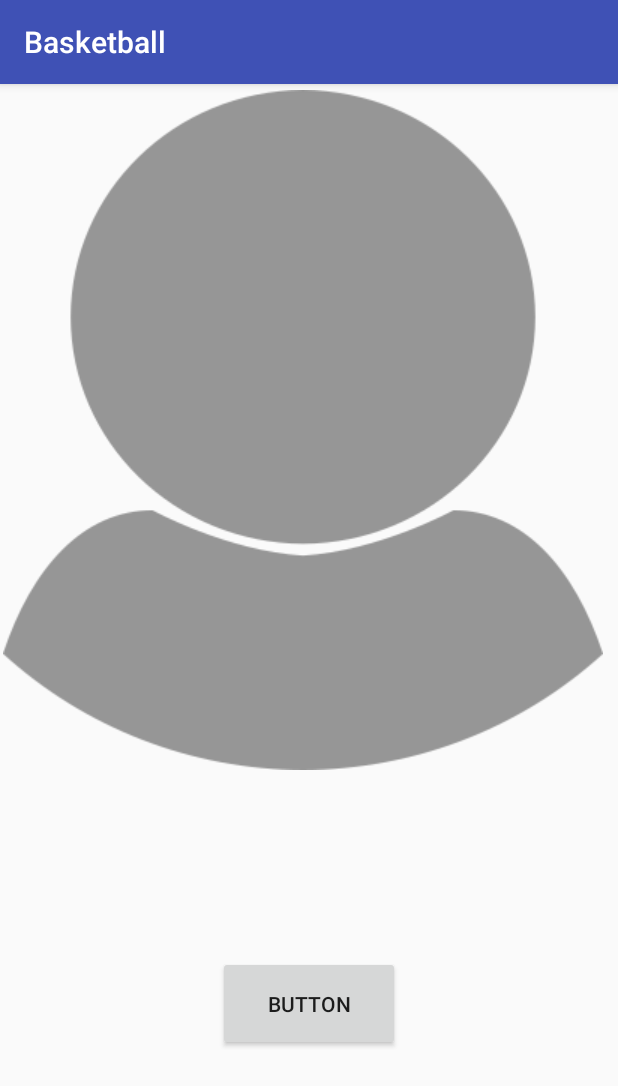
After one commit to xenioPL/MDCG, an Android app: the PhotoActivity screen opened directly, with no data from a screen before it, on a phone screen of 412 x 824 dp. The commit adds this screen. Shown: the top 1086 px of the screen. Run offline under Robolectric (Android 15) with nearby library versions, the phone set to English and light mode, and no system bars; our stand-ins replace Firebase (no records; nobody signed in at launch, a user with empty details on screens opened directly).

Commit message:
Photo Development

```diff
--- a/app/build.gradle
+++ b/app/build.gradle
@@ -28,6 +28,8 @@ dependencies {
     androidTestImplementation 'com.android.support.test.espresso:espresso-core:3.0.1'
     api "com.google.firebase:firebase-auth:15.0.0"
     api 'com.google.firebase:firebase-database:15.0.0'
+    api 'com.google.firebase:firebase-storage:15.0.0'
+
 
 
     api 'devlight.io:navigationtabbar:1.2.5'
--- a/app/src/main/java/com/basketball/mdgc/basketball/LoginActivity.java
+++ b/app/src/main/java/com/basketball/mdgc/basketball/LoginActivity.java
@@ -27,7 +27,6 @@ public class LoginActivity extends AppCompatActivity {
     protected void onCreate(Bundle savedInstanceState) {
         super.onCreate(savedInstanceState);
         setContentView(R.layout.activity_main2);
-
         auth = FirebaseAuth.getInstance();
 
         btnSignIn =  findViewById(R.id.sign_in_button);
--- a/app/src/main/java/com/basketball/mdgc/basketball/Match.java
+++ b/app/src/main/java/com/basketball/mdgc/basketball/Match.java
@@ -7,16 +7,18 @@ public class Match {
 
     public int localizationID;
     public int playersLimit;
+    public String ID;
     public String status;
 
     public Match(){
 
     }
 
-    public Match(ArrayList<String> players, int localizationID, int playersLimit, String status){
+    public Match(ArrayList<String> players, int localizationID, int playersLimit, String status, String Id){
         this.players = players;
         this.localizationID = localizationID;
         this.playersLimit = playersLimit;
         this.status = status;
+        this.ID = Id;
     }
 }
--- /dev/null
+++ b/app/src/main/java/com/basketball/mdgc/basketball/PhotoActivity.java
@@ -0,0 +1,98 @@
+package com.basketball.mdgc.basketball;
+
+import android.content.Intent;
+import android.graphics.Bitmap;
+import android.graphics.BitmapFactory;
+import android.net.Uri;
+import android.os.Bundle;
+import android.provider.MediaStore;
+import android.support.annotation.NonNull;
+import android.support.v7.app.AppCompatActivity;
+import android.view.View;
+import android.widget.Button;
+import android.widget.ImageView;
+
+import com.google.android.gms.tasks.OnFailureListener;
+import com.google.android.gms.tasks.OnSuccessListener;
+import com.google.firebase.auth.FirebaseAuth;
+import com.google.firebase.auth.FirebaseUser;
+import com.google.firebase.storage.FirebaseStorage;
+import com.google.firebase.storage.StorageReference;
+import com.google.firebase.storage.UploadTask;
+
+import java.io.ByteArrayOutputStream;
+
+public class PhotoActivity extends AppCompatActivity {
+
+    static final int REQUEST_IMAGE_CAPTURE = 1;
+    StorageReference storageRef;
+    ImageView mImageView;
+    FirebaseUser user;
+
+    @Override
+    protected void onCreate(Bundle savedInstanceState) {
+        storageRef = FirebaseStorage.getInstance().getReference();
+        super.onCreate(savedInstanceState);
+        setContentView(R.layout.activity_photo);
+        mImageView = findViewById(R.id.avatar);
+        user = FirebaseAuth.getInstance().getCurrentUser();
+        StorageReference islandRef = storageRef.child(user.getUid());
+
+        final long ONE_MEGABYTE = 1024 * 1024;
+        islandRef.getBytes(ONE_MEGABYTE).addOnSuccessListener(new OnSuccessListener<byte[]>() {
+            @Override
+            public void onSuccess(byte[] bytes) {
+                // Data for "images/island.jpg" is returns, use this as needed
+                Bitmap bitmap = BitmapFactory.decodeByteArray(bytes, 0, bytes.length);
+                mImageView.setImageBitmap(bitmap);
+            }
+        }).addOnFailureListener(new OnFailureListener() {
+            @Override
+            public void onFailure(@NonNull Exception exception) {
+                // Handle any errors
+            }
+        });
+
+
+        Button takePhoto = findViewById(R.id.take_photo);
+        takePhoto.setOnClickListener(new View.OnClickListener() {
+            @Override
+            public void onClick(View view) {
+                Intent takePictureIntent = new Intent(MediaStore.ACTION_IMAGE_CAPTURE);
+                if (takePictureIntent.resolveActivity(getPackageManager()) != null) {
+                    startActivityForResult(takePictureIntent, REQUEST_IMAGE_CAPTURE);
+                }
+            }
+        });
+    }
+    @Override
+    protected void onActivityResult(int requestCode, int resultCode, Intent data) {
+        if (requestCode == REQUEST_IMAGE_CAPTURE && resultCode == RESULT_OK) {
+            Bundle extras = data.getExtras();
+            Bitmap imageBitmap = (Bitmap) extras.get("data");
+            imageBitmap = Bitmap.createScaledBitmap(imageBitmap,540,960,false);
+            mImageView.setImageBitmap(imageBitmap);
+            mImageView.setScaleType(ImageView.ScaleType.FIT_XY);
+
+            ByteArrayOutputStream baos = new ByteArrayOutputStream();
+            imageBitmap.compress(Bitmap.CompressFormat.JPEG, 100, baos);
+            byte[] data2 = baos.toByteArray();
+
+            UploadTask uploadTask = storageRef.child(user.getUid()).putBytes(data2);
+            uploadTask.addOnFailureListener(new OnFailureListener() {
+                @Override
+                public void onFailure(@NonNull Exception exception) {
+                    // Handle unsuccessful uploads
+                }
+            }).addOnSuccessListener(new OnSuccessListener<UploadTask.TaskSnapshot>() {
+                @Override
+                public void onSuccess(UploadTask.TaskSnapshot taskSnapshot) {
+                    // taskSnapshot.getMetadata() contains file metadata such as size, content-type, and download URL.
+                    Uri downloadUrl = taskSnapshot.getDownloadUrl();
+                }
+            });
+
+        }
+    }
+
+}
--- /dev/null
+++ b/app/src/main/res/layout/activity_photo.xml
@@ -0,0 +1,36 @@
+<?xml version="1.0" encoding="utf-8"?>
+<android.support.constraint.ConstraintLayout xmlns:android="http://schemas.android.com/apk/res/android"
+    xmlns:app="http://schemas.android.com/apk/res-auto"
+    xmlns:tools="http://schemas.android.com/tools"
+    android:layout_width="match_parent"
+    android:layout_height="match_parent"
+    tools:context=".PhotoActivity">
+
+    <ImageView
+        android:id="@+id/avatar"
+        android:layout_width="wrap_content"
+        android:layout_height="wrap_content"
+        android:layout_marginEnd="8dp"
+        android:layout_marginRight="8dp"
+        android:layout_marginTop="4dp"
+        app:layout_constraintEnd_toEndOf="parent"
+        app:layout_constraintStart_toStartOf="parent"
+        app:layout_constraintTop_toTopOf="parent"
+        app:srcCompat="@drawable/awatar" />
+
+    <Button
+        android:id="@+id/take_photo"
+        android:layout_width="121dp"
+        android:layout_height="63dp"
+        android:layout_marginBottom="8dp"
+        android:layout_marginEnd="8dp"
+        android:layout_marginLeft="8dp"
+        android:layout_marginRight="8dp"
+        android:layout_marginStart="8dp"
+        android:layout_marginTop="8dp"
+        android:text="Button"
+        app:layout_constraintBottom_toBottomOf="parent"
+        app:layout_constraintEnd_toEndOf="parent"
+        app:layout_constraintStart_toStartOf="parent"
+        app:layout_constraintTop_toBottomOf="@+id/avatar" />
+</android.support.constraint.ConstraintLayout>
```
Also changed, not shown: app/src/main/AndroidManifest.xml (+5 -5 lines), app/src/main/java/com/basketball/mdgc/basketball/Main3Activity.java (deleted, +0 -13 lines), app/src/main/java/com/basketball/mdgc/basketball/MainActivity.java (+4 -17 lines), app/src/main/java/com/basketball/mdgc/basketball/SearchGameFragment.java (+44 -3 lines), app/src/main/java/com/basketball/mdgc/basketball/Welcome_fragment.java (deleted, +0 -22 lines), app/src/main/res/layout/activity_main3.xml (deleted, +0 -9 lines), app/src/main/res/layout/welcome_fragment.xml (deleted, +0 -13 lines).
